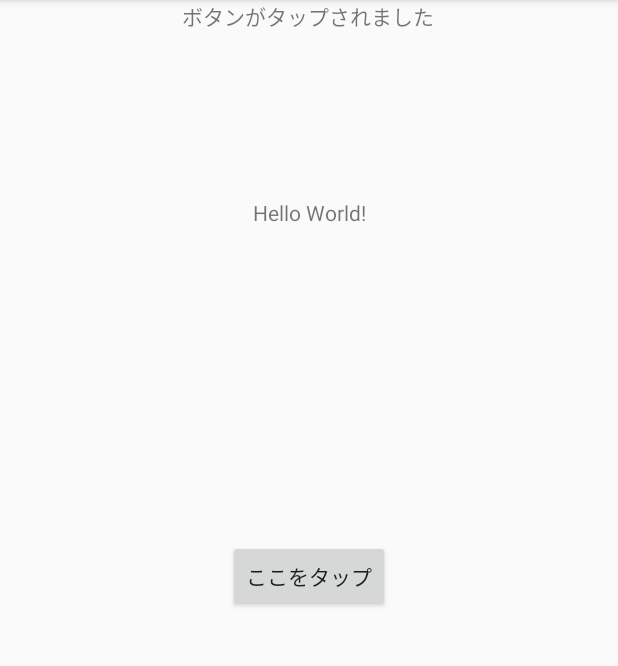
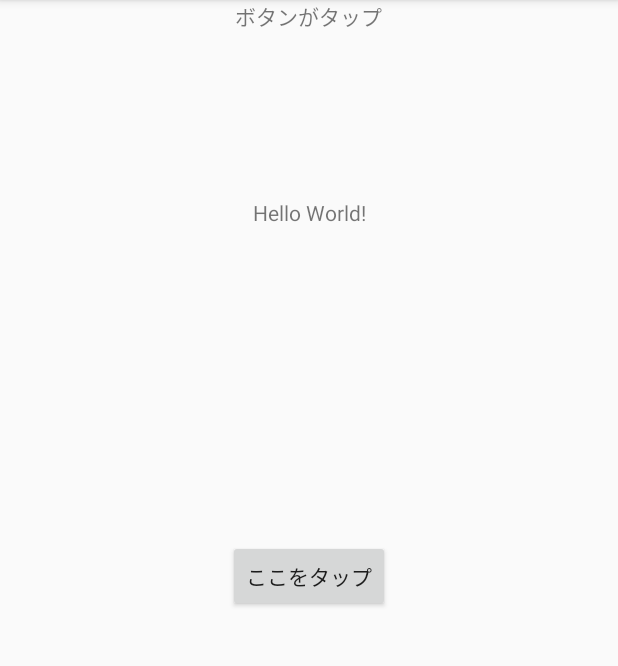
Before and after one commit to Apppppln10/MyApplication4, an Android app: the screen it shows after launch (MainActivity), after a tap on "ここをタップ", on a phone screen of 412 x 824 dp, the part 84-750 px from its top. Run offline under Robolectric (Android 15) with nearby library versions, the phone set to English and light mode, and no system bars.

```diff
--- a/app/src/main/java/com/example/minny/myapplication/MainActivity.kt
+++ b/app/src/main/java/com/example/minny/myapplication/MainActivity.kt
@@ -11,7 +11,7 @@ class MainActivity : AppCompatActivity() {
         setContentView(R.layout.activity_main)
 
         tapHere.setOnClickListener {
-            textView.text = "ボタンがタップされました"
+            textView.text = "ボタンがタップ"
         }
     }
 }
```
